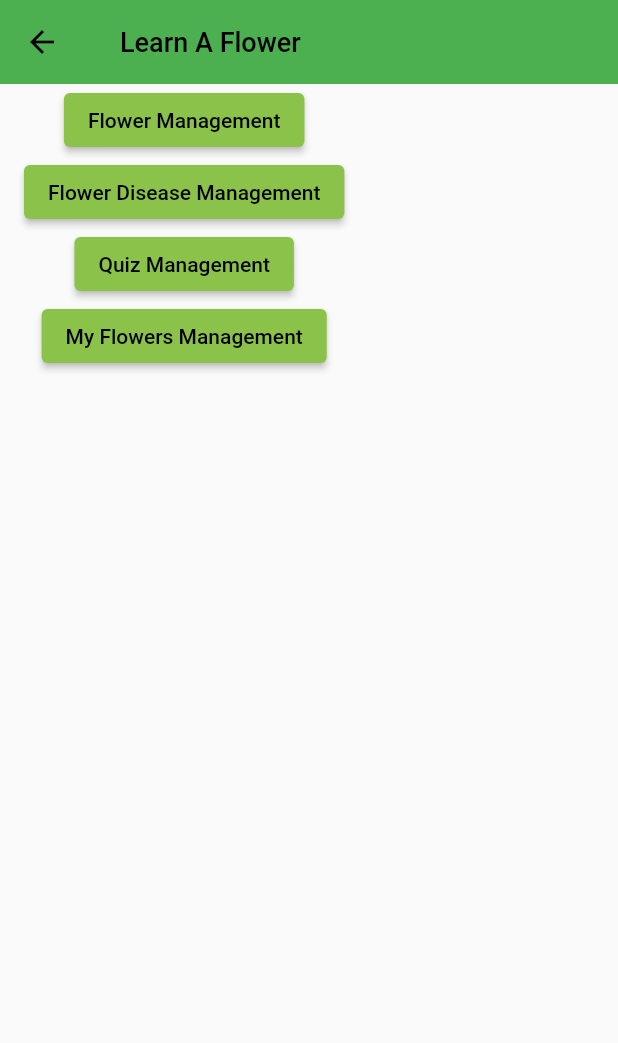
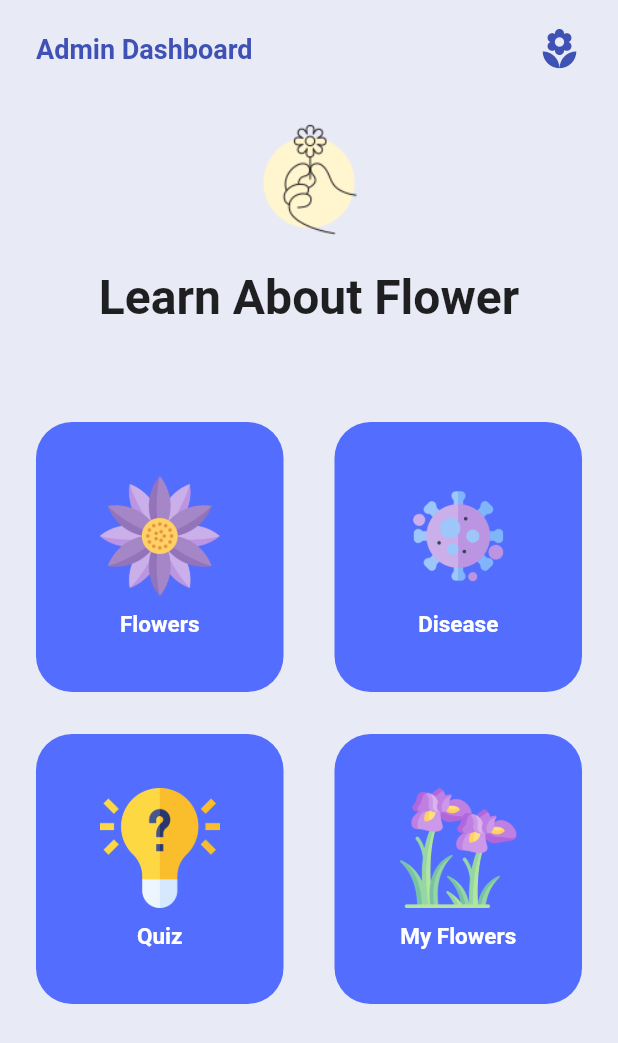
Before and after one commit to methminug/Learn-A-Flower, a Flutter app: the AdminDashboard screen opened by its route, on a phone screen of 412 x 824 dp. Shown: the top 1043 px of the screen. Run offline on Flutter 3.47's test engine with Material 2 defaults, Android fonts, the phone set to English and light mode, and no system bars; our stand-ins replace carousel_slider, cloud_firestore, firebase_core, firebase_storage; accounts and stored records are empty.

Commit message:
UI changes

```diff
--- a/lib/models/disease.dart
+++ b/lib/models/disease.dart
@@ -1,5 +1,5 @@
 class Disease {
-  final String? id;
+  late final String? id;
   final String disease_name;
   final String disease_description;
   final String disease_image;
--- a/lib/screens/home/admin_dashboard.dart
+++ b/lib/screens/home/admin_dashboard.dart
@@ -1,79 +1,146 @@
 import 'package:flutter/material.dart';
-import 'package:learn_a_flower_app/helpers/colors.dart';
 import 'package:learn_a_flower_app/routes/app_routes.dart';
-import 'package:learn_a_flower_app/widgets/app_bar_title.dart';
 
 class AdminDashboard extends StatelessWidget {
-  AdminDashboard({Key? key}) : super(key: key);
-
-  final List<String> _listFireItems = [
-    'Flower Management',
-    'Flower Disease Management',
-    'Quiz Management',
-  ];
-
-  final List<String> _listFireIcons = [
-    'assets/roses.png',
-    'assets/roses.png',
-    'assets/roses.png',
-  ];
-
-  final List<Widget?> _listFeatureScreens = [
-    null,
-    null,
-    null,
-  ];
+  const AdminDashboard({Key? key}) : super(key: key);
 
   @override
   Widget build(BuildContext context) {
     return Scaffold(
-      // backgroundColor: Colors.black,
-      appBar: AppBar(
-        elevation: 0,
-        backgroundColor: Colors.green,
-        title: const AppBarTitle(
-          title: 'Admin Dashboard',
+      backgroundColor: Colors.indigo.shade50,
+      body: SafeArea(
+        child: Container(
+          margin: const EdgeInsets.only(top: 18, left: 24, right: 24),
+          child: Column(
+            mainAxisAlignment: MainAxisAlignment.start,
+            crossAxisAlignment: CrossAxisAlignment.start,
+            children: [
+              Row(
+                mainAxisAlignment: MainAxisAlignment.spaceBetween,
+                children: const [
+                  Text(
+                    'Admin Dashboard',
+                    style: TextStyle(
+                      fontSize: 18,
+                      color: Colors.indigo,
+                      fontWeight: FontWeight.bold,
                     ),
                   ),
-      body: Stack(
+                  Icon(
+                    Icons.local_florist_sharp,
+                    color: Colors.indigo,
+                    size: 30,
+                  ),
+                ],
+              ),
+              Expanded(
+                child: ListView(
+                  physics: const BouncingScrollPhysics(),
                   children: [
-            Padding(
-              padding: const EdgeInsets.only(
-                left: 16.0,
-                right: 16.0,
-                bottom: 100.0,
+                    const SizedBox(height: 32),
+                    Center(
+                      child: Image.asset(
+                        'assets/flower.png',
+                        scale: 1.2,
                       ),
-              child: Column(
+                    ),
+                    const SizedBox(height: 16),
+                    const Center(
+                      child: Text(
+                        'Learn About Flower',
+                        style: TextStyle(
+                          fontSize: 32,
+                          fontWeight: FontWeight.bold,
+                        ),
+                      ),
+                    ),
+                    const SizedBox(height: 48),
+                    const SizedBox(height: 16),
+                    Row(
+                      mainAxisAlignment: MainAxisAlignment.spaceBetween,
                       children: [
-                  ElevatedButton(
-                    onPressed: () {
+                        _cardMenu(
+                          onTap: () {
                             Navigator.of(context).pushNamed(AppRoutes.ADMIN_FLOWER_LIST);
+                            // Navigator.push(context, PageTransition(type: PageTransitionType.fade, child: DetailScreen()));
                           },
-                    child: const Text("Flower Management"),
+                          icon: 'assets/manel.png',
+                          title: 'Flowers',
+                          color: Colors.indigoAccent,
+                          fontColor: Colors.white,
                         ),
-                  ElevatedButton(
-                    onPressed: () {
+                        _cardMenu(
+                          onTap: () {
                             Navigator.of(context).pushNamed(AppRoutes.ADMIN_DISEASE_LIST);
                           },
-                    child: const Text("Flower Disease Management"),
+                          icon: 'assets/disease.png',
+                          title: 'Disease',
+                          color: Colors.indigoAccent,
+                          fontColor: Colors.white,
                         ),
-                  ElevatedButton(
-                    onPressed: () {
-                      Navigator.of(context).pushNamed(AppRoutes.QUIZ_MANAGEMENT_LIST);
-                    },
-                    child: const Text("Quiz Management"),
+                      ],
                     ),
-                  ElevatedButton(
-                    onPressed: () {
+                    const SizedBox(height: 28),
+                    Row(
+                      mainAxisAlignment: MainAxisAlignment.spaceBetween,
+                      children: [
+                        _cardMenu(
+                          icon: 'assets/quiz.png',
+                          title: 'Quiz',
+                          color: Colors.indigoAccent,
+                          fontColor: Colors.white,
+                        ),
+                        _cardMenu(
+                          onTap: () {
                             Navigator.of(context).pushNamed(AppRoutes.ADMIN_MY_FLOWERS_LIST);
                           },
-                    child: const Text("My Flowers Management"),
+                          icon: 'assets/my.png',
+                          title: 'My Flowers',
+                          color: Colors.indigoAccent,
+                          fontColor: Colors.white,
                         ),
+                      ],
+                    ),
+                    const SizedBox(height: 28),
                   ],
                 ),
               ),
             ],
           ),
+        ),
+      ),
+    );
+  }
+
+  Widget _cardMenu({
+    required String title,
+    required String icon,
+    VoidCallback? onTap,
+    Color color = Colors.white,
+    Color fontColor = Colors.grey,
+  }) {
+    return GestureDetector(
+      onTap: onTap,
+      child: Container(
+        padding: const EdgeInsets.symmetric(
+          vertical: 36,
+        ),
+        width: 165,
+        decoration: BoxDecoration(
+          color: color,
+          borderRadius: BorderRadius.circular(24),
+        ),
+        child: Column(
+          children: [
+            Image.asset(icon, height: 80,),
+            const SizedBox(height: 10),
+            Text(
+              title,
+              style: TextStyle(fontSize: 15, fontWeight: FontWeight.bold, color: fontColor),
+            )
+          ],
+        ),
+      ),
     );
   }
 }
```
Also changed, not shown: lib/screens/disease/admin/add_disease.dart (+11 -8 lines), lib/screens/disease/admin/edit_disease.dart (+11 -9 lines), lib/screens/home/user_dashboard.dart (+8 -27 lines), lib/screens/my_plants/admin/add_my_flowers.dart (+10 -7 lines), lib/screens/my_plants/admin/edit_my_flower.dart (+10 -7 lines), lib/services/disease_service.dart (+26 -10 lines). Lines whose indentation alone changed are shown as unchanged.
